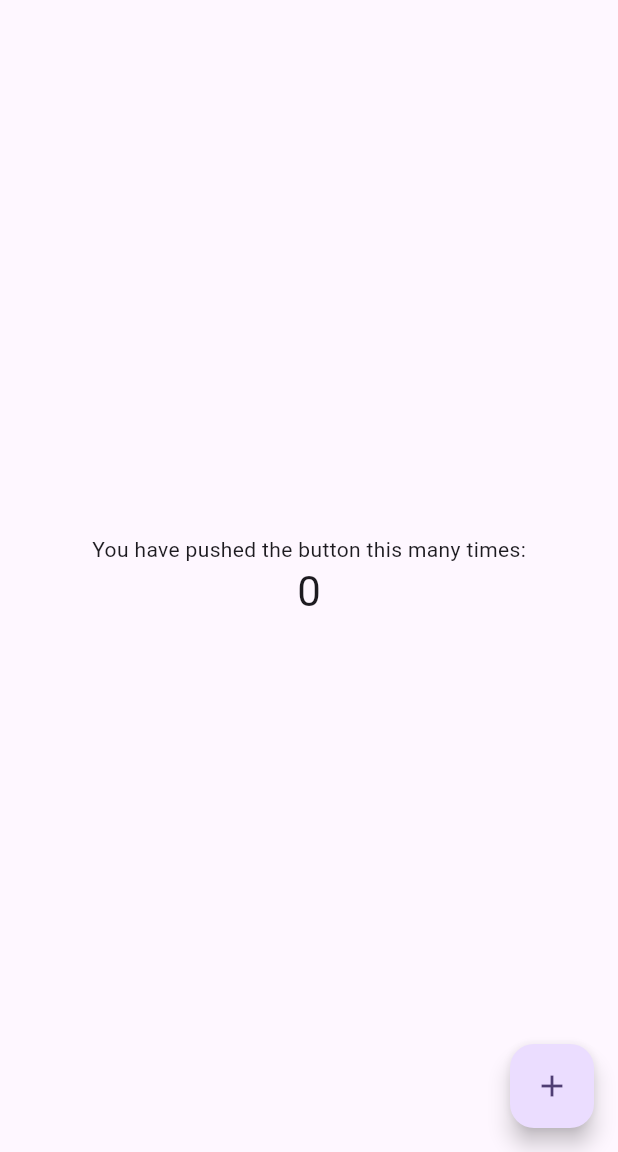
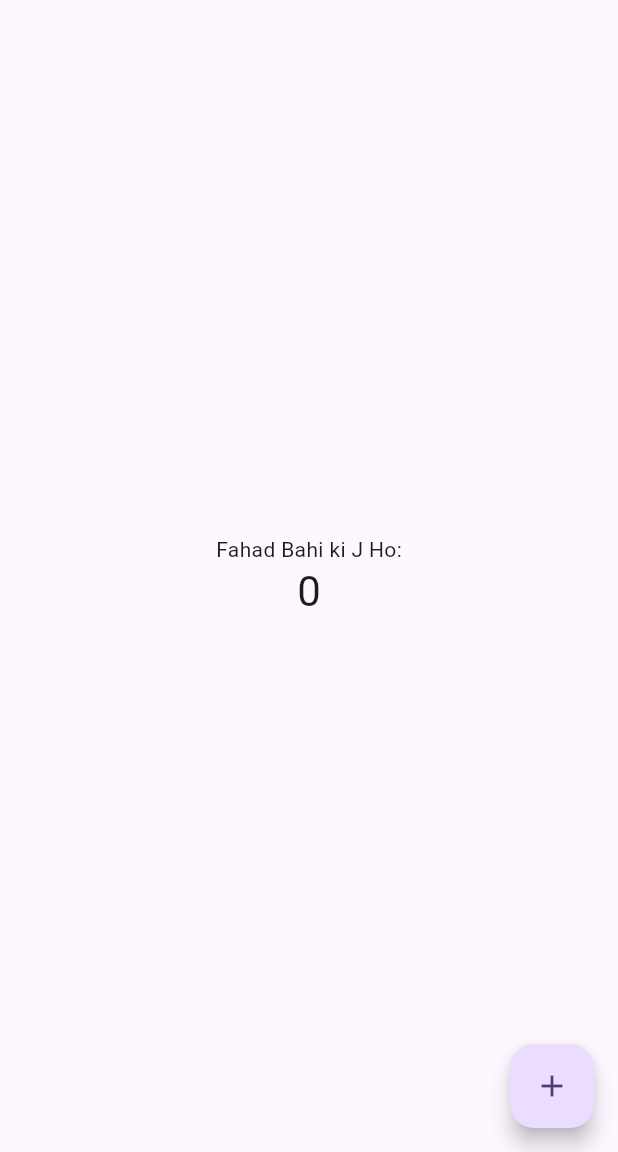
Before and after one commit to Fahad241/usarsapp, a Flutter app: the screen it shows after launch, on a phone screen of 412 x 824 dp, the part 84-1236 px from its top. Run offline on Flutter 3.47's test engine with Material 3 defaults, Android fonts, the phone set to English and light mode, and no system bars.

Commit message:
first modification

```diff
--- a/lib/main.dart
+++ b/lib/main.dart
@@ -106,7 +106,7 @@ class _MyHomePageState extends State<MyHomePage> {
           mainAxisAlignment: MainAxisAlignment.center,
           children: <Widget>[
             const Text(
-              'You have pushed the button this many times:',
+              'Fahad Bahi ki J Ho:',
             ),
             Text(
               '$_counter',
```
